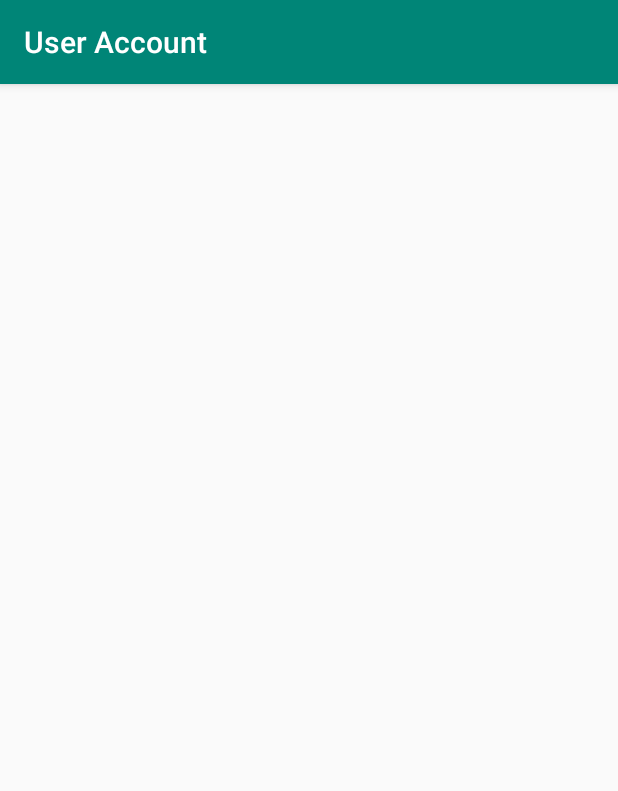
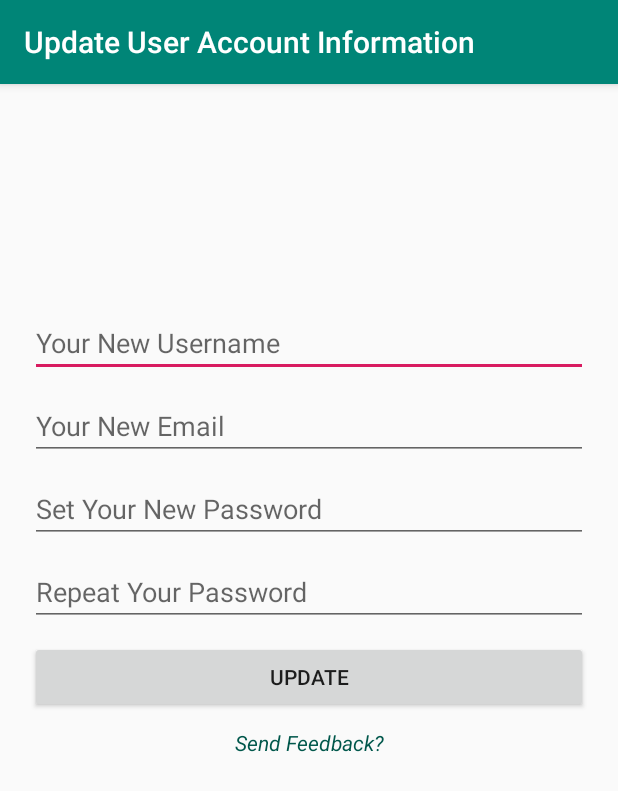
Before and after one commit to gillkashdeep/COMP313-002-TEAM6, an Android app: the AccountActivity screen opened directly, with no data from a screen before it, on a phone screen of 412 x 824 dp. Shown: the top 791 px of the screen. Run offline under Robolectric (Android 15) with nearby library versions, the light colour scheme and no system bars; network calls fail.

Commit message:
Update user account/feedback UI by Sidney

```diff
--- a/app/src/main/AndroidManifest.xml
+++ b/app/src/main/AndroidManifest.xml
@@ -13,7 +13,8 @@
         android:supportsRtl="true"
         android:theme="@style/AppTheme"
         android:usesCleartextTraffic="true">
-        <activity android:name=".AdminAccountActivity"></activity>
+        <activity android:name=".FeedbackActivity"></activity>
+        <activity android:name=".AdminAccountActivity" />
         <activity android:name=".AccountActivity" />
         <activity android:name=".SettingActivityAfterLogin" />
         <activity android:name=".RegisterActivity" />
--- a/app/src/main/java/com/example/isitraining/AccountActivity.java
+++ b/app/src/main/java/com/example/isitraining/AccountActivity.java
@@ -3,7 +3,9 @@ package com.example.isitraining;
 import androidx.appcompat.app.AppCompatActivity;
 import androidx.appcompat.widget.Toolbar;
 
+import android.content.Intent;
 import android.os.Bundle;
+import android.view.View;
 
 public class AccountActivity extends AppCompatActivity {
 
@@ -15,6 +17,11 @@ public class AccountActivity extends AppCompatActivity {
         // set toolbar title
         Toolbar tbAccount = findViewById(R.id.tbAccount);
         setSupportActionBar(tbAccount);
-        getSupportActionBar().setTitle("User Account");
+        getSupportActionBar().setTitle("Update User Account Information");
+    }
+
+    public void goToFeedbackPage(View view){
+        Intent intentFeedback = new Intent(this,FeedbackActivity.class);
+        startActivity(intentFeedback);
     }
 }
--- a/app/src/main/res/layout/activity_account.xml
+++ b/app/src/main/res/layout/activity_account.xml
@@ -1,13 +1,76 @@
 <?xml version="1.0" encoding="utf-8"?>
-<androidx.constraintlayout.widget.ConstraintLayout xmlns:android="http://schemas.android.com/apk/res/android"
+<LinearLayout xmlns:android="http://schemas.android.com/apk/res/android"
     xmlns:app="http://schemas.android.com/apk/res-auto"
     xmlns:tools="http://schemas.android.com/tools"
     android:layout_width="match_parent"
     android:layout_height="match_parent"
+    android:orientation="vertical"
     tools:context=".AccountActivity">
 
     <include
         android:id="@+id/tbAccount"
         layout="@layout/toolbar" />
 
-</androidx.constraintlayout.widget.ConstraintLayout>
+    <EditText
+        android:id="@+id/etUpdateUser"
+        android:layout_width="match_parent"
+        android:layout_height="wrap_content"
+        android:layout_marginLeft="20dp"
+        android:layout_marginTop="150dp"
+        android:layout_marginRight="20dp"
+        android:hint="Your New Username"
+        android:inputType="text" />
+
+    <EditText
+        android:id="@+id/etUpdateMail"
+        android:layout_width="match_parent"
+        android:layout_height="wrap_content"
+        android:layout_marginLeft="20dp"
+        android:layout_marginTop="10dp"
+        android:layout_marginRight="20dp"
+        android:hint="Your New Email"
+        android:inputType="textEmailAddress" />
+
+    <EditText
+        android:id="@+id/etSetPassUpdate"
+        android:layout_width="match_parent"
+        android:layout_height="wrap_content"
+        android:hint="Set Your New Password"
+        android:inputType="textPassword"
+        android:layout_marginTop="10dp"
+        android:layout_marginLeft="20dp"
+        android:layout_marginRight="20dp"/>
+
+    <EditText
+        android:id="@+id/etRepeatPassUpdate"
+        android:layout_width="match_parent"
+        android:layout_height="wrap_content"
+        android:hint="Repeat Your Password"
+        android:inputType="textPassword"
+        android:layout_marginTop="10dp"
+        android:layout_marginLeft="20dp"
+        android:layout_marginRight="20dp"/>
+
+    <Button
+        android:id="@+id/btnUpdateReg"
+        android:layout_width="match_parent"
+        android:layout_height="wrap_content"
+        android:layout_marginLeft="20dp"
+        android:layout_marginTop="10dp"
+        android:layout_marginRight="20dp"
+        android:text="Update" />
+
+    <TextView
+        android:id="@+id/txtTermsConditions"
+        android:layout_width="match_parent"
+        android:layout_height="wrap_content"
+        android:clickable="true"
+        android:focusable="true"
+        android:layout_marginTop="10dp"
+        android:onClick="goToFeedbackPage"
+        android:text="Send Feedback?"
+        android:textAlignment="center"
+        android:textColor="@color/colorPrimaryDark"
+        android:textStyle="italic" />
+
+</LinearLayout>
```
Also changed, not shown: app/src/main/java/com/example/isitraining/FeedbackActivity.java (added, +20 -0 lines), app/src/main/res/layout/activity_feedback.xml (added, +33 -0 lines).
